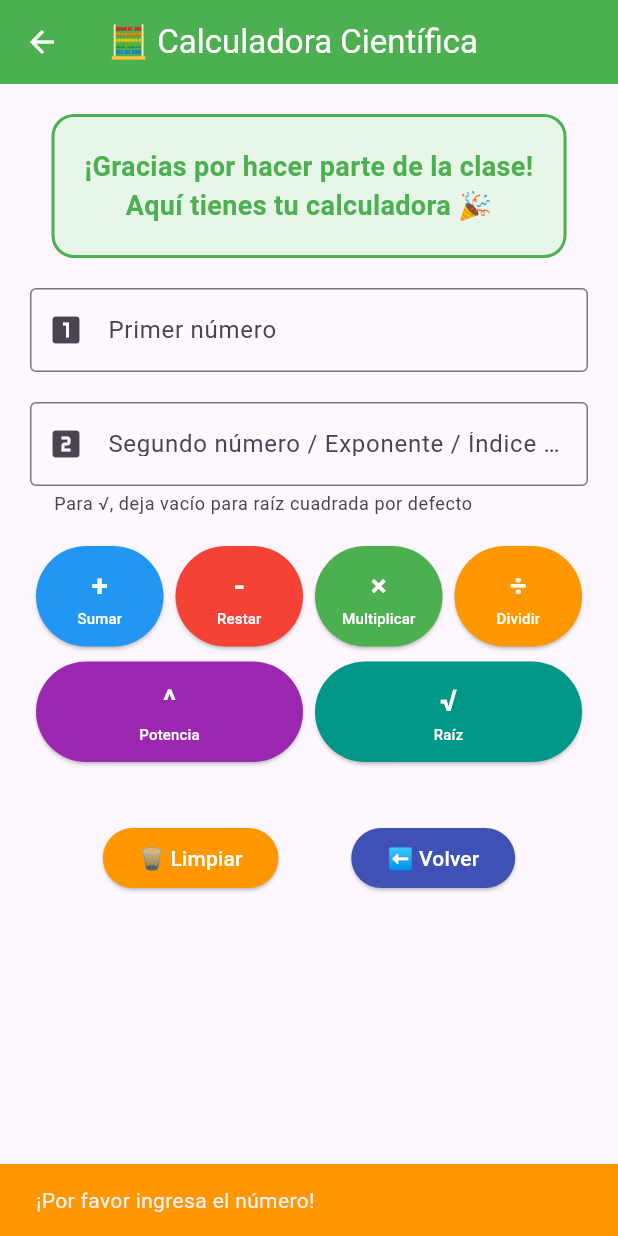
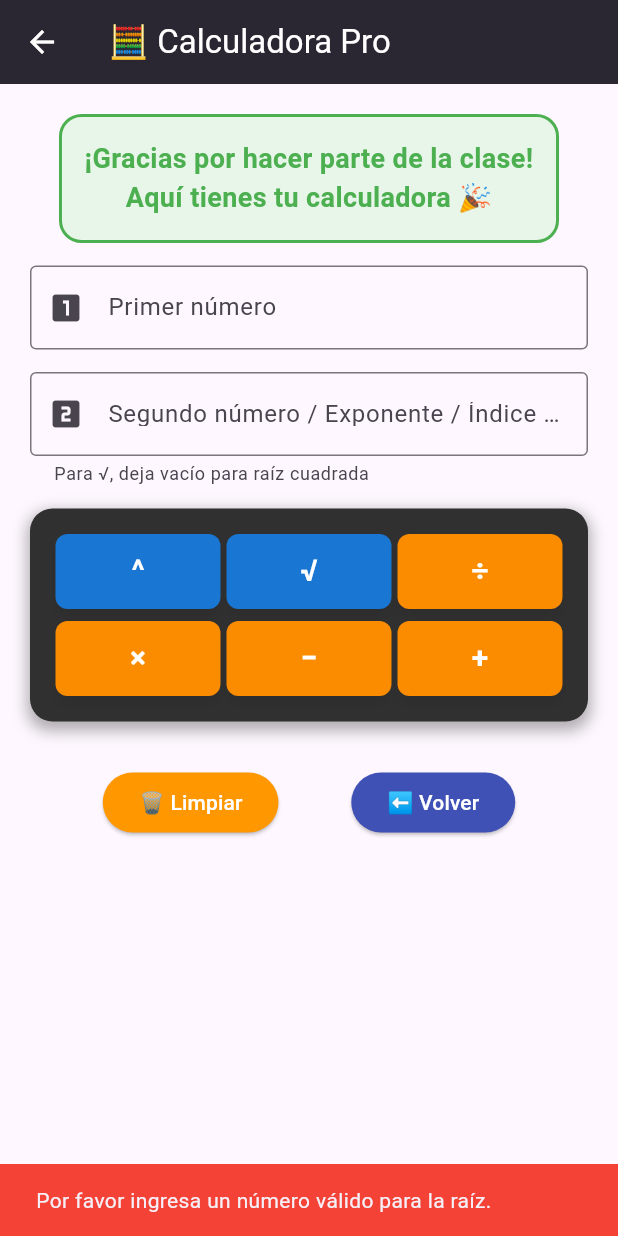
Before and after one commit to marlonyi/electiva, a Flutter app: the PantallaCalculadora screen opened directly, after a tap on an icon or button, on a phone screen of 412 x 824 dp. Run offline on Flutter 3.47's test engine with Material 3 defaults, Android fonts, the light colour scheme and no system bars.

Commit message:
implementacion de todas las funciones

```diff
--- a/lib/main.dart
+++ b/lib/main.dart
@@ -232,63 +232,45 @@ class _PantallaCalculadoraState extends State<PantallaCalculadora> {
   final TextEditingController _controllerNumero2 = TextEditingController();
 
   void calcular(String op) {
-    // Validación para operaciones que solo requieren un número
+    // Validación de campos vacíos y numéricos
+    String n1 = _controllerNumero1.text.trim();
+    String n2 = _controllerNumero2.text.trim();
     if (op == '√') {
-      if (_controllerNumero1.text.isEmpty) {
-        ScaffoldMessenger.of(context).showSnackBar(
-          const SnackBar(
-            content: Text('¡Por favor ingresa el número!'),
-            backgroundColor: Colors.orange,
-          ),
-        );
+      if (n1.isEmpty || double.tryParse(n1) == null) {
+        _showError('Por favor ingresa un número válido para la raíz.');
         return;
       }
     } else {
-      // Validación para operaciones que requieren dos números
-      if (_controllerNumero1.text.isEmpty || _controllerNumero2.text.isEmpty) {
-        ScaffoldMessenger.of(context).showSnackBar(
-          const SnackBar(
-            content: Text('¡Por favor ingresa ambos números!'),
-            backgroundColor: Colors.orange,
-          ),
-        );
+      if (n1.isEmpty ||
+          n2.isEmpty ||
+          double.tryParse(n1) == null ||
+          double.tryParse(n2) == null) {
+        _showError('Por favor ingresa ambos números válidos.');
         return;
       }
     }
 
     setState(() {
-      numero1 = double.tryParse(_controllerNumero1.text) ?? 0;
-      numero2 = double.tryParse(_controllerNumero2.text) ?? 0;
+      numero1 = double.tryParse(n1) ?? 0;
+      numero2 = double.tryParse(n2) ?? 0;
       operacion = op;
       detalleOperacion = '';
-
       switch (op) {
         case '+':
           resultado = numero1 + numero2;
           detalleOperacion = '$numero1 + $numero2 = $resultado';
           break;
+        case '−':
         case '-':
           resultado = numero1 - numero2;
-          detalleOperacion = '$numero1 - $numero2 = $resultado';
+          detalleOperacion = '$numero1 − $numero2 = $resultado';
           break;
         case '×':
           resultado = numero1 * numero2;
           detalleOperacion = '$numero1 × $numero2 = $resultado';
           break;
         case '÷':
-          if (numero2 != 0) {
-            double cociente = numero1 / numero2;
-            double residuo = numero1 % numero2;
-            resultado = cociente;
-            detalleOperacion =
-                '$numero1 ÷ $numero2 = ${cociente.toStringAsFixed(2)}';
-            if (residuo != 0) {
-              detalleOperacion += ' (residuo: ${residuo.toStringAsFixed(2)})';
-            }
-          } else {
-            detalleOperacion = 'Error: División por cero';
-            resultado = 0;
-          }
+          _manejarDivision(numero1, numero2);
           break;
         case '^':
           resultado = math.pow(numero1, numero2).toDouble();
@@ -296,18 +278,138 @@ class _PantallaCalculadoraState extends State<PantallaCalculadora> {
           break;
         case '√':
           if (numero2 == 0) numero2 = 2; // Raíz cuadrada por defecto
-          if (numero1 >= 0) {
+          if (numero1 >= 0 && numero2 > 0) {
             resultado = math.pow(numero1, 1 / numero2).toDouble();
             detalleOperacion =
                 '${numero2.toInt()}√$numero1 = ${resultado.toStringAsFixed(4)}';
           } else {
             detalleOperacion =
-                'Error: No se puede calcular raíz de número negativo';
+                'Error: Raíz inválida (número negativo o índice no positivo)';
             resultado = 0;
           }
           break;
       }
     });
+  }
+
+  void _showError(String mensaje) {
+    ScaffoldMessenger.of(context).showSnackBar(
+      SnackBar(content: Text(mensaje), backgroundColor: Colors.red),
+    );
+  }
+
+  void _manejarDivision(double dividendo, double divisor) {
+    if (divisor == 0) {
+      // Manejo especial para división por cero
+      resultado = double.infinity;
+      detalleOperacion = 'Error: División por cero no definida';
+
+      // Mostrar diálogo de error específico
+      _mostrarDialogoDivisionPorCero(dividendo);
+
+      // También mostrar SnackBar para feedback inmediato
+      _showError('⚠️ Error: No se puede dividir por cero');
+    } else if (divisor.abs() < 0.0000001) {
+      // Manejo para números muy pequeños que pueden causar problemas
+      resultado = double.infinity;
+      detalleOperacion = 'Error: División por número demasiado pequeño';
+      _showError('⚠️ Error: El divisor es demasiado pequeño');
+    } else {
+      // División normal
+      double cociente = dividendo / divisor;
+      double residuo = dividendo % divisor;
+      resultado = cociente;
+
+      detalleOperacion =
+          '$dividendo ÷ $divisor = ${cociente.toStringAsFixed(4)}';
+
+      // Mostrar detalles adicionales solo si hay residuo significativo
+      if (residuo.abs() > 0.0001) {
+        detalleOperacion += '\nCociente: ${cociente.toStringAsFixed(4)}';
+        detalleOperacion += '\nResiduo: ${residuo.toStringAsFixed(4)}';
+      }
+
+      // Verificar si el resultado es muy grande
+      if (cociente.abs() > 1e10) {
+        detalleOperacion += '\n⚠️ Resultado muy grande';
+      }
+    }
+  }
+
+  void _mostrarDialogoDivisionPorCero(double dividendo) {
+    showDialog(
+      context: context,
+      builder: (BuildContext context) {
+        return AlertDialog(
+          title: Row(
+            children: [
+              Icon(Icons.error_outline, color: Colors.red, size: 30),
+              const SizedBox(width: 10),
+              const Text(
+                '¡Error Matemático!',
+                style: TextStyle(
+                  color: Colors.red,
+                  fontWeight: FontWeight.bold,
+                ),
+              ),
+            ],
+          ),
+          content: Column(
+            mainAxisSize: MainAxisSize.min,
+            crossAxisAlignment: CrossAxisAlignment.start,
+            children: [
+              const Text(
+                'División por cero no está definida en matemáticas.',
+                style: TextStyle(fontSize: 16, fontWeight: FontWeight.w500),
+              ),
+              const SizedBox(height: 15),
+              Container(
+                padding: const EdgeInsets.all(12),
+                decoration: BoxDecoration(
+                  color: Colors.red[50],
+                  borderRadius: BorderRadius.circular(8),
+                  border: Border.all(color: Colors.red[200]!),
+                ),
+                child: Column(
+                  crossAxisAlignment: CrossAxisAlignment.start,
+                  children: [
+                    Text(
+                      'Operación intentada: $dividendo ÷ 0',
+                      style: const TextStyle(fontWeight: FontWeight.bold),
+                    ),
+                    const SizedBox(height: 8),
+                    const Text(
+                      '• No existe un número que multiplicado por 0 dé un resultado diferente de 0',
+                    ),
+                    const Text('• El resultado tiende al infinito'),
+                    const Text('• Intenta usar un divisor diferente de cero'),
+                  ],
+                ),
+              ),
+            ],
+          ),
+          backgroundColor: Colors.white,
+          actions: [
+            TextButton.icon(
+              onPressed: () {
+                Navigator.of(context).pop();
+                // Limpiar el segundo campo automáticamente
+                _controllerNumero2.clear();
+              },
+              icon: const Icon(Icons.refresh, color: Colors.blue),
+              label: const Text('Corregir'),
+            ),
+            TextButton.icon(
+              onPressed: () {
+                Navigator.of(context).pop();
+              },
+              icon: const Icon(Icons.check, color: Colors.green),
+              label: const Text('Entendido'),
+            ),
+          ],
+        );
+      },
+    );
   }
 
   void limpiar() {
@@ -322,29 +424,31 @@ class _PantallaCalculadoraState extends State<PantallaCalculadora> {
     });
   }
 
-  Widget _buildOperationButton(String symbol, String name, Color color) {
+  Widget _buildCalculatorButton(
+    String symbol,
+    Color color, {
+    bool isWide = false,
+  }) {
     return Expanded(
-      child: Padding(
-        padding: const EdgeInsets.symmetric(horizontal: 4.0),
+      flex: isWide ? 2 : 1,
+      child: Container(
+        height: 50,
+        margin: const EdgeInsets.all(2.0),
         child: ElevatedButton(
           onPressed: () => calcular(symbol),
           style: ElevatedButton.styleFrom(
             backgroundColor: color,
             foregroundColor: Colors.white,
-            padding: const EdgeInsets.symmetric(vertical: 12),
+            shape: RoundedRectangleBorder(
+              borderRadius: BorderRadius.circular(8.0),
             ),
-          child: Column(
-            mainAxisSize: MainAxisSize.min,
-            children: [
-              Text(
+            elevation: 3,
+            shadowColor: Colors.black26,
+            padding: EdgeInsets.zero,
+          ),
+          child: Text(
             symbol,
-                style: const TextStyle(
-                  fontSize: 20,
-                  fontWeight: FontWeight.bold,
-                ),
-              ),
-              Text(name, style: const TextStyle(fontSize: 10)),
-            ],
+            style: const TextStyle(fontSize: 20, fontWeight: FontWeight.bold),
           ),
         ),
       ),
@@ -362,9 +466,10 @@ class _PantallaCalculadoraState extends State<PantallaCalculadora> {
   Widget build(BuildContext context) {
     return Scaffold(
       appBar: AppBar(
-        title: const Text('🧮 Calculadora Científica'),
-        backgroundColor: Colors.green,
+        title: const Text('🧮 Calculadora Pro'),
+        backgroundColor: Colors.grey[900],
         foregroundColor: Colors.white,
+        elevation: 10,
       ),
       body: SingleChildScrollView(
         padding: const EdgeInsets.all(20.0),
@@ -373,7 +478,7 @@ class _PantallaCalculadoraState extends State<PantallaCalculadora> {
           children: [
             // Título de bienvenida
             Container(
-              padding: const EdgeInsets.all(20),
+              padding: const EdgeInsets.all(15),
               decoration: BoxDecoration(
                 color: Colors.green[50],
                 borderRadius: BorderRadius.circular(15),
@@ -390,7 +495,7 @@ class _PantallaCalculadoraState extends State<PantallaCalculadora> {
               ),
             ),
 
-            const SizedBox(height: 20),
+            const SizedBox(height: 15),
 
             // Campo para el primer número
             TextField(
@@ -403,9 +508,9 @@ class _PantallaCalculadoraState extends State<PantallaCalculadora> {
               ),
             ),
 
-            const SizedBox(height: 20),
+            const SizedBox(height: 15),
 
-            // Campo para el segundo número / exponente / base
+            // Campo para el segundo número
             TextField(
               controller: _controllerNumero2,
               keyboardType: TextInputType.number,
@@ -413,35 +518,53 @@ class _PantallaCalculadoraState extends State<PantallaCalculadora> {
                 labelText: 'Segundo número / Exponente / Índice de raíz',
                 border: OutlineInputBorder(),
                 prefixIcon: Icon(Icons.looks_two),
-                helperText: 'Para √, deja vacío para raíz cuadrada por defecto',
+                helperText: 'Para √, deja vacío para raíz cuadrada',
               ),
             ),
 
-            const SizedBox(height: 20),
+            const SizedBox(height: 15),
 
-            // Botones de operaciones básicas
+            // Teclado de calculadora compacto
+            Container(
+              padding: const EdgeInsets.all(15),
+              decoration: BoxDecoration(
+                color: Colors.grey[850],
+                borderRadius: BorderRadius.circular(15),
+                boxShadow: [
+                  BoxShadow(
+                    color: Colors.black.withOpacity(0.3),
+                    spreadRadius: 2,
+                    blurRadius: 8,
+                    offset: const Offset(0, 4),
+                  ),
+                ],
+              ),
+              child: Column(
+                children: [
+                  // Fila 1: Funciones especiales
                   Row(
-              mainAxisAlignment: MainAxisAlignment.spaceEvenly,
                     children: [
-                _buildOperationButton('+', 'Sumar', Colors.blue),
-                _buildOperationButton('-', 'Restar', Colors.red),
-                _buildOperationButton('×', 'Multiplicar', Colors.green),
-                _buildOperationButton('÷', 'Dividir', Colors.orange),
+                      _buildCalculatorButton('^', Colors.blue[700]!),
+                      _buildCalculatorButton('√', Colors.blue[700]!),
+                      _buildCalculatorButton('÷', Colors.orange[600]!),
                     ],
                   ),
 
-            const SizedBox(height: 10),
+                  const SizedBox(height: 4),
 
-            // Botones de operaciones avanzadas
+                  // Fila 2: Multiplicación y resta
                   Row(
-              mainAxisAlignment: MainAxisAlignment.spaceEvenly,
                     children: [
-                _buildOperationButton('^', 'Potencia', Colors.purple),
-                _buildOperationButton('√', 'Raíz', Colors.teal),
+                      _buildCalculatorButton('×', Colors.orange[600]!),
+                      _buildCalculatorButton('−', Colors.orange[600]!),
+                      _buildCalculatorButton('+', Colors.orange[600]!),
                     ],
                   ),
+                ],
+              ),
+            ),
 
-            const SizedBox(height: 20),
+            const SizedBox(height: 15),
 
             // Mostrar resultado
             if (operacion.isNotEmpty)
@@ -500,12 +623,42 @@ class _PantallaCalculadoraState extends State<PantallaCalculadora> {
                           color: Colors.green,
                         ),
                       ),
+                    ] else ...[
+                      const SizedBox(height: 10),
+                      Container(
+                        padding: const EdgeInsets.all(10),
+                        decoration: BoxDecoration(
+                          color: Colors.red[50],
+                          borderRadius: BorderRadius.circular(8),
+                          border: Border.all(color: Colors.red[300]!),
+                        ),
+                        child: Row(
+                          mainAxisAlignment: MainAxisAlignment.center,
+                          children: [
+                            Icon(Icons.error, color: Colors.red[600], size: 20),
+                            const SizedBox(width: 8),
+                            Expanded(
+                              child: Text(
+                                resultado == double.infinity
+                                    ? 'INDEFINIDO (∞)'
+                                    : 'ERROR',
+                                style: TextStyle(
+                                  fontSize: 20,
+                                  fontWeight: FontWeight.bold,
+                                  color: Colors.red[700],
+                                ),
+                                textAlign: TextAlign.center,
+                              ),
+                            ),
+                          ],
+                        ),
+                      ),
                     ],
                   ],
                 ),
               ),
 
-            const SizedBox(height: 20),
+            const SizedBox(height: 15),
 
             // Botones de acción
             Row(
```
Lines whose indentation alone changed are shown as unchanged.
